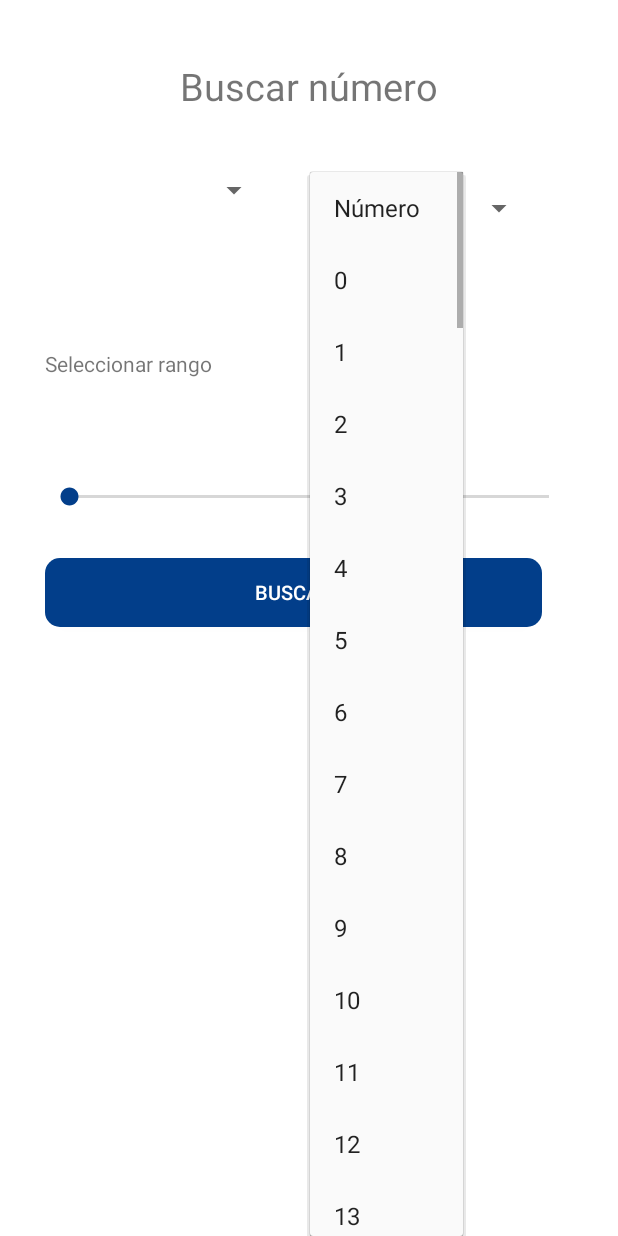
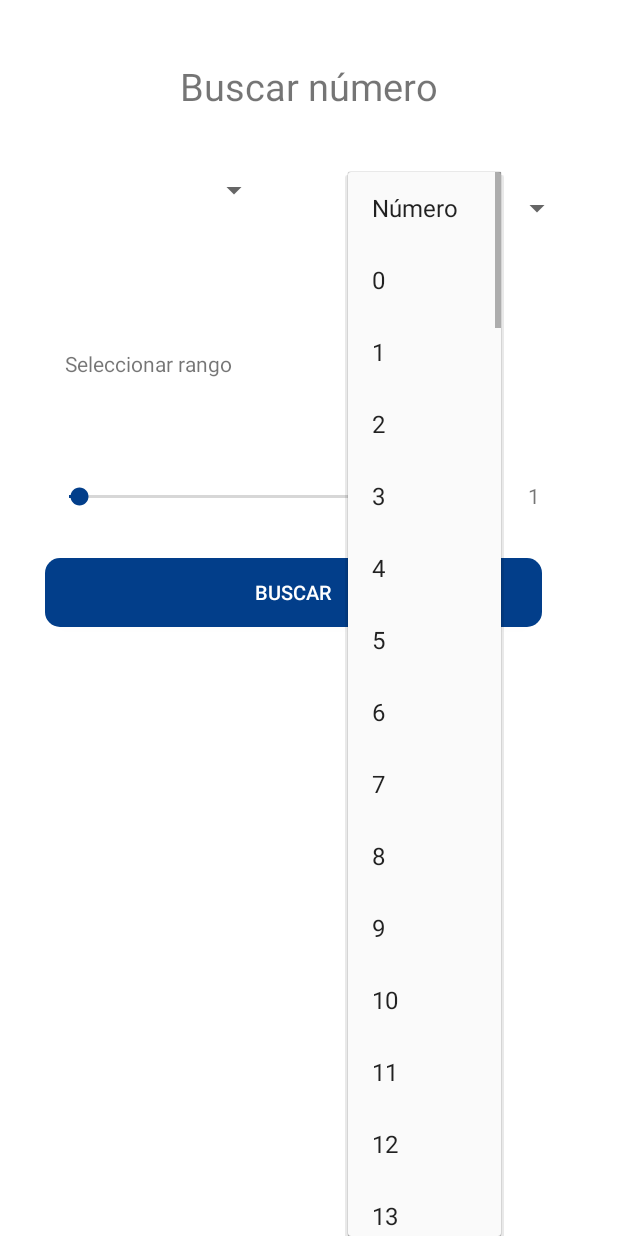
Before and after one commit to adiazpcenfo/LotterySmartApp, an Android app: the SellerListActivity screen opened directly, with no data from a screen before it, after a tap on "Número", on a phone screen of 412 x 824 dp. Run offline under Robolectric (Android 15) with nearby library versions, the phone set to English and light mode, and no system bars; our stand-ins replace Firebase (no records; nobody signed in at launch, a user with empty details on screens opened directly).

Commit message:
seekBar update

```diff
--- a/app/src/main/java/com/mobile/lotterysmartapp/activity/SellerListActivity.kt
+++ b/app/src/main/java/com/mobile/lotterysmartapp/activity/SellerListActivity.kt
@@ -1,7 +1,6 @@
 package com.mobile.lotterysmartapp.activity
 
 import android.app.AlertDialog
-import android.content.DialogInterface
 import android.os.Bundle
 import android.view.View
 import android.widget.*
@@ -11,6 +10,10 @@ import com.mobile.lotterysmartapp.R
 import com.mobile.lotterysmartapp.model.Draw
 import com.mobile.lotterysmartapp.model.Inventory
 import kotlinx.android.synthetic.main.activity_seller_list.*
+import java.text.DecimalFormat
+import kotlin.math.acos
+import kotlin.math.cos
+import kotlin.math.sin
 
 
 class SellerListActivity : AppCompatActivity() {
@@ -23,6 +26,7 @@ class SellerListActivity : AppCompatActivity() {
     lateinit var query: Query
     var numSelectedValue: String = ""
     var drawSelectedValue: String = ""
+    var rangeSelected: String = ""
     var queryListener: ValueEventListener? = null
 
     /**
@@ -44,7 +48,9 @@ class SellerListActivity : AppCompatActivity() {
 
         drawSpinner()
         numberSpinner()
+        rangeSeekBar()
         search()
+        println(distance(9.906309, -84.014143, 9.913842, -84.042573))
 
     }
 
@@ -151,6 +157,40 @@ class SellerListActivity : AppCompatActivity() {
             }
 
         }
+    }
+
+    /**
+     *Select range to find a number
+     *
+     * @author Josue Calderón Varela
+     */
+    fun rangeSeekBar() {
+
+        var startPoint = 0
+        var endPoint = 0
+
+        seekBarRange.setOnSeekBarChangeListener(object : SeekBar.OnSeekBarChangeListener{
+            override fun onProgressChanged(seekBar: SeekBar?, progress: Int, fromUser: Boolean) {
+
+                rangeTxt.text = progress.toString()
+                rangeSelected = progress.toString()
+
+            }
+
+            override fun onStartTrackingTouch(seekBar: SeekBar?) {
+                if (seekBar != null) {
+                    startPoint = seekBar.progress
+                }
+            }
+
+            override fun onStopTrackingTouch(seekBar: SeekBar?) {
+                if (seekBar != null) {
+                    endPoint = seekBar.progress
+                }
+            }
+
+        })
+
     }
 
     /**
@@ -263,4 +303,32 @@ class SellerListActivity : AppCompatActivity() {
         builder.show()
 
     }
+
+    fun distance(
+        lat1: Double,
+        lon1: Double,
+        lat2: Double,
+        lon2: Double
+    ): String {
+        val theta = lon1 - lon2
+        var dist = (sin(deg2rad(lat1))
+                * sin(deg2rad(lat2))
+                + (cos(deg2rad(lat1))
+                * cos(deg2rad(lat2))
+                * cos(deg2rad(theta))))
+        dist = acos(dist)
+        dist = rad2deg(dist)
+        dist *= 60 * 1.1515
+        val numeroFormateado = DecimalFormat("#.0")
+
+        return numeroFormateado.format(dist)
+    }
+
+    private fun deg2rad(deg: Double): Double {
+        return deg * Math.PI / 180.0
+    }
+
+    private fun rad2deg(rad: Double): Double {
+        return rad * 180.0 / Math.PI
+    }
 }
--- a/app/src/main/res/layout/activity_seller_list.xml
+++ b/app/src/main/res/layout/activity_seller_list.xml
@@ -49,7 +49,7 @@
         android:layout_marginTop="40dp"
         android:layout_marginEnd="30dp"
         app:layout_constraintEnd_toEndOf="parent"
-        app:layout_constraintHorizontal_bias="0.514"
+        app:layout_constraintHorizontal_bias="1.0"
         app:layout_constraintStart_toEndOf="@+id/drawSpinner"
         app:layout_constraintTop_toBottomOf="@+id/sellerListTitle" />
 
@@ -71,30 +71,43 @@
         tools:ignore="MissingConstraints" />
 
     <SeekBar
-        android:id="@+id/seekBar"
+        android:id="@+id/seekBarRange"
         android:layout_width="0dp"
         android:layout_height="wrap_content"
         android:layout_marginStart="30dp"
-        android:layout_marginEnd="30dp"
+        android:layout_marginEnd="15dp"
         android:layout_marginBottom="32dp"
+        android:max="40"
+        android:min="0"
         android:outlineAmbientShadowColor="@color/colorPrimaryDark"
         android:outlineSpotShadowColor="@color/colorPrimaryDark"
+        android:progress="1"
         android:progressTint="@color/colorPrimaryDark"
         android:thumbTint="@color/colorPrimaryDark"
         app:layout_constraintBottom_toTopOf="@+id/buttonSearch"
-        app:layout_constraintEnd_toEndOf="parent"
+        app:layout_constraintEnd_toStartOf="@+id/rangeTxt"
         app:layout_constraintStart_toStartOf="parent" />
 
     <TextView
         android:id="@+id/textView3"
         android:layout_width="0dp"
         android:layout_height="wrap_content"
-        android:layout_marginStart="30dp"
+        android:layout_marginStart="43dp"
         android:layout_marginEnd="30dp"
         android:text="Seleccionar rango"
-        app:layout_constraintBottom_toTopOf="@+id/seekBar"
+        app:layout_constraintBottom_toTopOf="@+id/seekBarRange"
         app:layout_constraintEnd_toEndOf="parent"
         app:layout_constraintStart_toStartOf="parent"
         app:layout_constraintTop_toBottomOf="@+id/numberSpinner" />
 
+    <TextView
+        android:id="@+id/rangeTxt"
+        android:layout_width="30sp"
+        android:layout_height="wrap_content"
+        android:layout_marginEnd="30dp"
+        android:layout_marginBottom="32dp"
+        android:text="1"
+        app:layout_constraintBottom_toTopOf="@+id/buttonSearch"
+        app:layout_constraintEnd_toEndOf="parent" />
+
 </androidx.constraintlayout.widget.ConstraintLayout>
```
